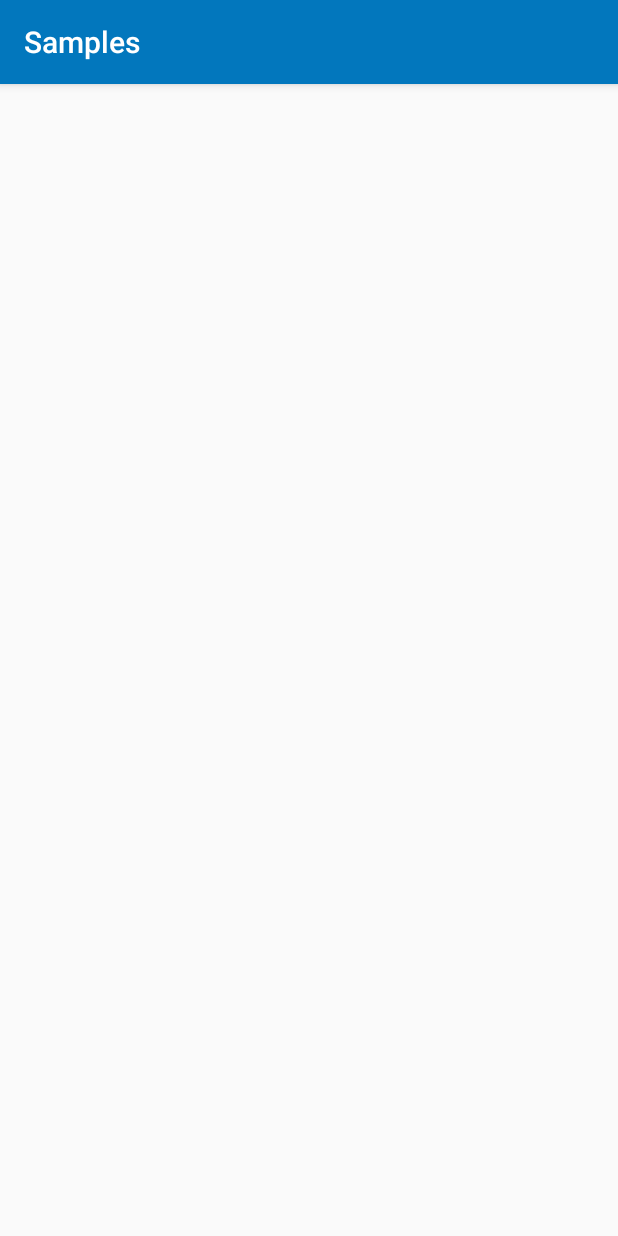
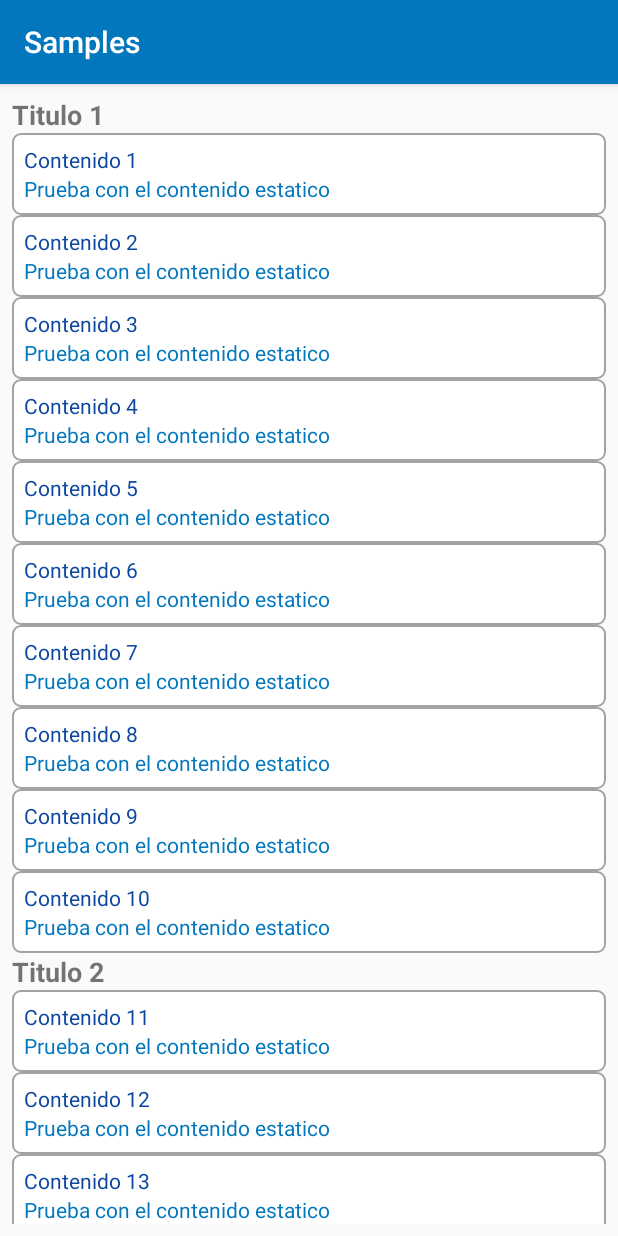
Before and after one commit to SkarCBR/FootHeadRecyclerView, an Android app: the screen it shows after launch (MainActivity), on a phone screen of 412 x 824 dp. Run offline under Robolectric (Android 15) with nearby library versions, the phone set to English and light mode, and no system bars.

Commit message:
Adapter created, Activity updated with recyclerview logic

```diff
--- a/app/src/main/java/com/mrskar/samples/MainActivity.kt
+++ b/app/src/main/java/com/mrskar/samples/MainActivity.kt
@@ -1,12 +1,63 @@
 package com.mrskar.samples
 
+import android.os.Bundle
+import androidx.appcompat.app.AlertDialog
 import androidx.appcompat.app.AppCompatActivity
-import android.os.Bundle
+import androidx.recyclerview.widget.LinearLayoutManager
+import com.mrskar.samples.adapter.FootHeadAdapter
+import com.mrskar.samples.model.ContentModel
+import com.mrskar.samples.model.FooterModel
+import com.mrskar.samples.model.HeaderModel
+import kotlinx.android.synthetic.main.activity_main.*
 
 class MainActivity : AppCompatActivity() {
+
+    private val items = listOf(
+        HeaderModel("Titulo 1"),
+        ContentModel("Contenido 1", "Prueba con el contenido estatico"),
+        ContentModel("Contenido 2", "Prueba con el contenido estatico"),
+        ContentModel("Contenido 3", "Prueba con el contenido estatico"),
+        ContentModel("Contenido 4", "Prueba con el contenido estatico"),
+        ContentModel("Contenido 5", "Prueba con el contenido estatico"),
+        ContentModel("Contenido 6", "Prueba con el contenido estatico"),
+        ContentModel("Contenido 7", "Prueba con el contenido estatico"),
+        ContentModel("Contenido 8", "Prueba con el contenido estatico"),
+        ContentModel("Contenido 9", "Prueba con el contenido estatico"),
+        ContentModel("Contenido 10", "Prueba con el contenido estatico"),
+        HeaderModel("Titulo 2"),
+        ContentModel("Contenido 11", "Prueba con el contenido estatico"),
+        ContentModel("Contenido 12", "Prueba con el contenido estatico"),
+        ContentModel("Contenido 13", "Prueba con el contenido estatico"),
+        ContentModel("Contenido 14", "Prueba con el contenido estatico"),
+        ContentModel("Contenido 15", "Prueba con el contenido estatico"),
+        ContentModel("Contenido 16", "Prueba con el contenido estatico"),
+        ContentModel("Contenido 17", "Prueba con el contenido estatico"),
+        ContentModel("Contenido 18", "Prueba con el contenido estatico"),
+        ContentModel("Contenido 19", "Prueba con el contenido estatico"),
+        ContentModel("Contenido 20", "Prueba con el contenido estatico"),
+        FooterModel("by Oscar Olivella")
+    )
 
     override fun onCreate(savedInstanceState: Bundle?) {
         super.onCreate(savedInstanceState)
         setContentView(R.layout.activity_main)
+
+        initView()
+    }
+
+    private fun initView() {
+        main_recyclerview.apply {
+            layoutManager = LinearLayoutManager(this@MainActivity)
+            adapter = FootHeadAdapter(items, ::showContentAlert)
+            setHasFixedSize(true)
+        }
+    }
+
+    private fun showContentAlert(item: ContentModel) {
+        AlertDialog.Builder(this)
+            .setTitle(item.text)
+            .setMessage(item.description)
+            .setPositiveButton("Ok") { dialog, _ -> dialog.dismiss() }
+            .show()
     }
 }
--- /dev/null
+++ b/app/src/main/java/com/mrskar/samples/adapter/FootHeadAdapter.kt
@@ -0,0 +1,91 @@
+package com.mrskar.samples.adapter
+
+import android.view.LayoutInflater
+import android.view.View
+import android.view.ViewGroup
+import androidx.recyclerview.widget.RecyclerView
+import com.mrskar.samples.R
+import com.mrskar.samples.model.ContentModel
+import com.mrskar.samples.model.FootHeadItemContract
+import com.mrskar.samples.model.FooterModel
+import com.mrskar.samples.model.HeaderModel
+import kotlinx.android.synthetic.main.content_view.view.*
+import kotlinx.android.synthetic.main.footer_view.view.*
+import kotlinx.android.synthetic.main.header_view.view.*
+
+class FootHeadAdapter(
+    private val itemList: List<FootHeadItemContract>,
+    private val contentListener: ((ContentModel) -> Unit)? = null,
+    private val headerListener: ((HeaderModel) -> Unit)? = null,
+    private val footerListener: ((FooterModel) -> Unit)? = null
+) : RecyclerView.Adapter<RecyclerView.ViewHolder>() {
+
+    override fun getItemViewType(position: Int): Int {
+        return when (itemList[position]) {
+            is HeaderModel -> HEADER_TYPE
+            is ContentModel -> CONTENT_TYPE
+            is FooterModel -> FOOTER_TYPE
+            else -> super.getItemViewType(position)
+        }
+    }
+
+    override fun onCreateViewHolder(parent: ViewGroup, viewType: Int): RecyclerView.ViewHolder {
+        return when (viewType) {
+            HEADER_TYPE -> {
+                val header = LayoutInflater.from(parent.context).inflate(R.layout.header_view, parent, false)
+                HeaderViewHolder(headerView = header)
+            }
+            CONTENT_TYPE -> {
+                val content = LayoutInflater.from(parent.context).inflate(R.layout.content_view, parent, false)
+                ContentViewHolder(contentView = content)
+            }
+            FOOTER_TYPE -> {
+                val footer = LayoutInflater.from(parent.context).inflate(R.layout.footer_view, parent, false)
+                FooterViewHolder(footerView = footer)
+            }
+            else -> TODO("Type $viewType not implemented")
+        }
+    }
+
+    override fun getItemCount(): Int = itemList.size
+
+    override fun onBindViewHolder(holder: RecyclerView.ViewHolder, position: Int): Unit = with(holder) {
+        when (this) {
+            is HeaderViewHolder -> bind(itemList[position] as HeaderModel, headerListener)
+            is ContentViewHolder -> bind(itemList[position] as ContentModel, contentListener)
+            is FooterViewHolder -> bind(itemList[position] as FooterModel, footerListener)
+        }
+    }
+
+    companion object {
+        const val HEADER_TYPE = 0
+        const val CONTENT_TYPE = 1
+        const val FOOTER_TYPE = 2
+    }
+
+
+    inner class HeaderViewHolder(val headerView: View) : RecyclerView.ViewHolder(headerView) {
+        fun bind(item: HeaderModel, listener: ((HeaderModel) -> Unit)?) = with(headerView) {
+            header_textview.text = item.text
+            item.background?.let { header_textview.background = resources.getDrawable(it) }
+            setOnClickListener { listener?.invoke(item) }
+        }
+    }
+
+    inner class ContentViewHolder(val contentView: View) : RecyclerView.ViewHolder(contentView) {
+        fun bind(item: ContentModel, listener: ((ContentModel) -> Unit)?) = with(contentView) {
+            content_title_textview.text = item.text
+            content_description_textview.text = item.description
+            item.background?.let { content_parent.background = resources.getDrawable(it) }
+            setOnClickListener { listener?.invoke(item) }
+        }
+    }
+
+    inner class FooterViewHolder(val footerView: View) : RecyclerView.ViewHolder(footerView) {
+        fun bind(item: FooterModel, listener: ((FooterModel) -> Unit)?) = with(footerView) {
+            footer_textview.text = item.text
+            item.background?.let { footer_textview.background = resources.getDrawable(it) }
+            setOnClickListener { listener?.invoke(item) }
+        }
+    }
+}
--- a/app/src/main/res/layout/activity_main.xml
+++ b/app/src/main/res/layout/activity_main.xml
@@ -8,8 +8,8 @@
 
     <androidx.recyclerview.widget.RecyclerView
         android:id="@+id/main_recyclerview"
-        android:layout_width="395dp"
-        android:layout_height="715dp"
+        android:layout_width="0dp"
+        android:layout_height="0dp"
         android:layout_marginStart="8dp"
         android:layout_marginTop="8dp"
         android:layout_marginEnd="8dp"
```
